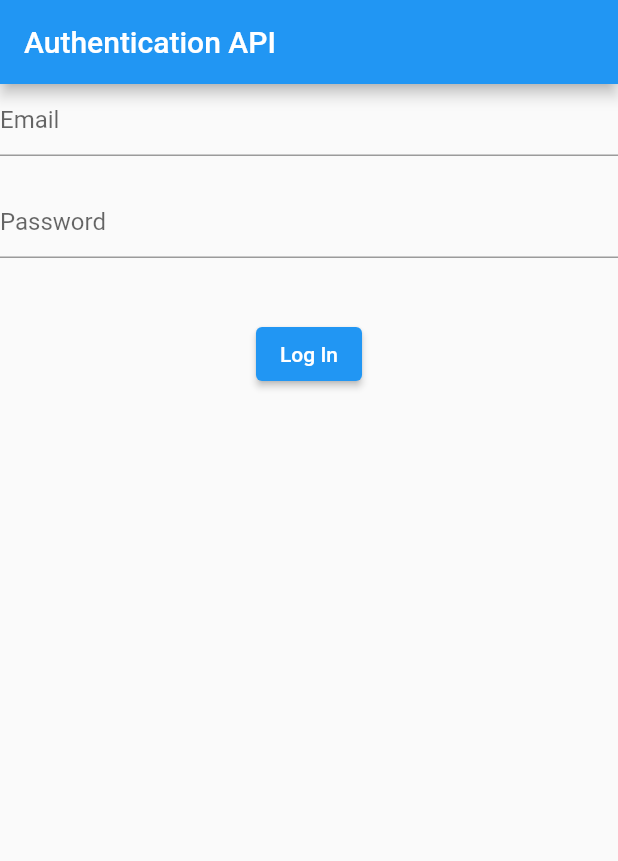
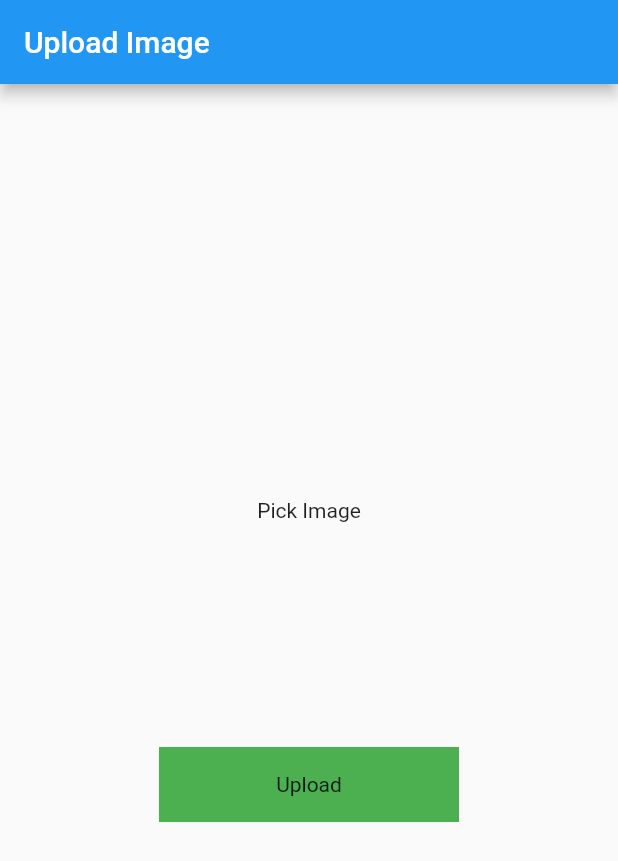
Before and after one commit to sohailokzz/REST-API, a Flutter app: the screen it shows after launch, on a phone screen of 412 x 824 dp. Shown: the top 861 px of the screen. Run offline on Flutter 3.47's test engine with Material 2 defaults, Android fonts, the light colour scheme and no system bars; drawn by our look-alikes of modal_progress_hud_nsn; our stand-ins replace image_picker.

Commit message:
Image With RestAPI

```diff
--- /dev/null
+++ b/lib/image_upload/rest_api_image.dart
@@ -0,0 +1,118 @@
+import 'dart:io';
+import 'package:http/http.dart' as http;
+import 'package:flutter/material.dart';
+import 'package:image_picker/image_picker.dart';
+import 'package:modal_progress_hud_nsn/modal_progress_hud_nsn.dart';
+
+class RestApiImageUpload extends StatefulWidget {
+  const RestApiImageUpload({Key? key}) : super(key: key);
+
+  @override
+  State<RestApiImageUpload> createState() => _RestApiImageUploadState();
+}
+
+class _RestApiImageUploadState extends State<RestApiImageUpload> {
+  File? image;
+  final _picker = ImagePicker();
+  bool showSpinner = false;
+
+  Future getImage() async {
+    final pickedFile = await _picker.pickImage(
+      source: ImageSource.gallery,
+      imageQuality: 80,
+    );
+    if (pickedFile != null) {
+      image = File(pickedFile.path);
+      setState(() {});
+    } else {
+      print('Image not upload');
+    }
+  }
+
+  Future<void> uploadImage() async {
+    setState(() {
+      showSpinner = true;
+    });
+    var stream = http.ByteStream(image!.openRead());
+    stream.cast();
+
+    var length = await image!.length();
+    var uri = Uri.parse('https://fakestoreapi.com/products');
+    var request = http.MultipartRequest('POST', uri);
+    request.fields['title'] = "Static title";
+
+    var multiport = http.MultipartFile(
+      'image',
+      stream,
+      length,
+    );
+
+    request.files.add(multiport);
+
+    var response = await request.send();
+
+    if (response.statusCode == 200) {
+      setState(() {
+        showSpinner = false;
+      });
+      print('Image Uploaded');
+    } else {
+      setState(() {
+        showSpinner = false;
+      });
+      print('Image Not uploaded');
+    }
+  }
+
+  @override
+  Widget build(BuildContext context) {
+    return ModalProgressHUD(
+      inAsyncCall: showSpinner,
+      child: Scaffold(
+        appBar: AppBar(
+          title: const Text('Upload Image'),
+        ),
+        body: Column(
+          mainAxisAlignment: MainAxisAlignment.center,
+          crossAxisAlignment: CrossAxisAlignment.center,
+          children: [
+            GestureDetector(
+              onTap: () {
+                getImage();
+              },
+              child: Container(
+                  child: image == null
+                      ? const Center(
+                          child: Text('Pick Image'),
+                        )
+                      : Container(
+                          child: Center(
+                            child: Image.file(
+                              File(image!.path).absolute,
+                              height: 100,
+                              width: 100,
+                              fit: BoxFit.cover,
+                            ),
+                          ),
+                        )),
+            ),
+            const SizedBox(
+              height: 150,
+            ),
+            GestureDetector(
+              onTap: () {
+                uploadImage();
+              },
+              child: Container(
+                height: 50,
+                width: 200,
+                color: Colors.green,
+                child: const Center(child: Text('Upload')),
+              ),
+            )
+          ],
+        ),
+      ),
+    );
+  }
+}
--- a/lib/main.dart
+++ b/lib/main.dart
@@ -1,6 +1,6 @@
 import 'package:flutter/material.dart';
 
-import 'auth_api/sign_in_up_api.dart';
+import 'image_upload/rest_api_image.dart';
 
 void main() {
   runApp(
@@ -19,7 +19,7 @@ class MyApp extends StatelessWidget {
       theme: ThemeData(
         primarySwatch: Colors.blue,
       ),
-      home: const AuthenticationApi(),
+      home: const RestApiImageUpload(),
     );
   }
 }
--- a/pubspec.yaml
+++ b/pubspec.yaml
@@ -35,6 +35,8 @@ dependencies:
   # Use with the CupertinoIcons class for iOS style icons.
   cupertino_icons: ^1.0.2
   http: ^0.13.4
+  modal_progress_hud_nsn: ^0.2.1
+  image_picker: ^0.8.5+3
 
 dev_dependencies:
   flutter_test:
```
Also changed, not shown: pubspec.lock, 6 other files.
